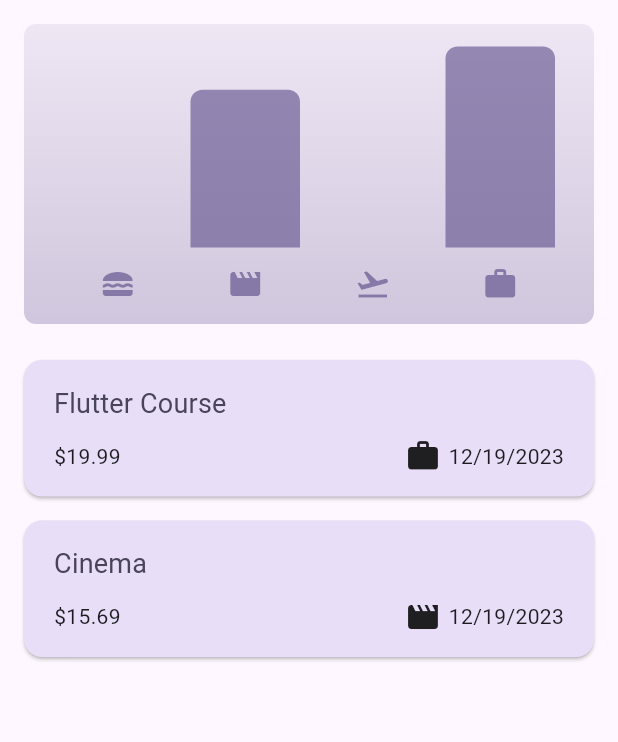
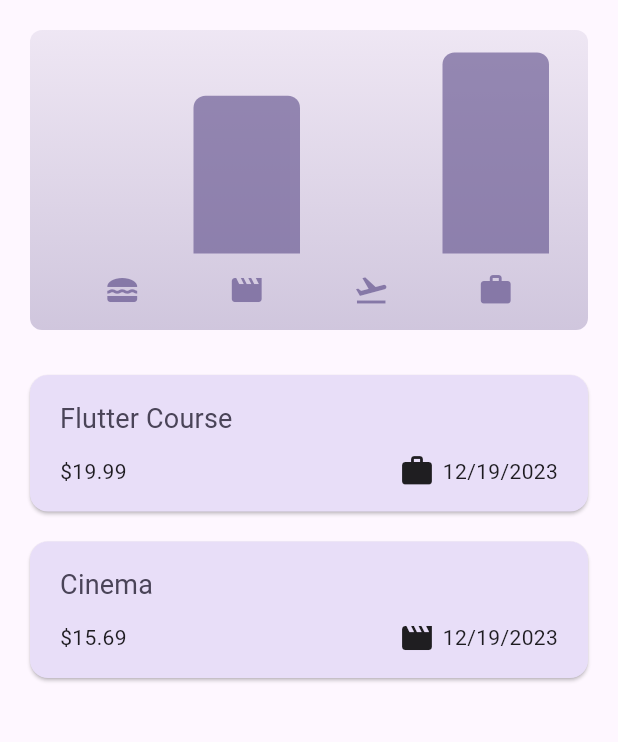
Before and after one commit to fszabi/flutter_expenses_app, a Flutter app: the screen it shows after launch, on a phone screen of 412 x 824 dp, the part 84-826 px from its top. Run offline on Flutter 3.47's test engine with Material 3 defaults, Android fonts, the phone set to English and light mode, and no system bars.

Commit message:
theming finished, app finished

```diff
--- a/lib/main.dart
+++ b/lib/main.dart
@@ -24,10 +24,6 @@ void main() {
         colorScheme: kDarkColorScheme,
         cardTheme: const CardTheme().copyWith(
           color: kDarkColorScheme.secondaryContainer,
-          margin: const EdgeInsets.symmetric(
-            horizontal: 16,
-            vertical: 8,
-          ),
         ),
         elevatedButtonTheme: ElevatedButtonThemeData(
           style: ElevatedButton.styleFrom(
@@ -59,10 +55,6 @@ void main() {
         ),
         cardTheme: const CardTheme().copyWith(
           color: kColorScheme.secondaryContainer,
-          margin: const EdgeInsets.symmetric(
-            horizontal: 16,
-            vertical: 8,
-          ),
         ),
         elevatedButtonTheme: ElevatedButtonThemeData(
           style: ElevatedButton.styleFrom(
--- a/lib/widgets/chart/chart.dart
+++ b/lib/widgets/chart/chart.dart
@@ -30,10 +30,13 @@ class Chart extends StatelessWidget {
 
   @override
   Widget build(BuildContext context) {
+    final width = MediaQuery.of(context).size.width;
     final isDarkMode =
         MediaQuery.of(context).platformBrightness == Brightness.dark;
     return Container(
-      margin: const EdgeInsets.all(16),
+      margin: width < 600
+          ? const EdgeInsets.fromLTRB(20, 0, 20, 30)
+          : const EdgeInsets.fromLTRB(20, 0, 30, 0),
       padding: const EdgeInsets.symmetric(
         vertical: 15,
         horizontal: 20,
--- a/lib/widgets/expenses.dart
+++ b/lib/widgets/expenses.dart
@@ -94,15 +94,21 @@ class _ExpensesState extends State<Expenses> {
         ],
       ),
       body: width < 600
-          ? Column(
+          ? Container(
+              margin: const EdgeInsets.symmetric(horizontal: 0, vertical: 20),
+              child: Column(
                 children: [
                   Chart(expenses: _registeredExpenses),
                   Expanded(
                     child: mainContent,
                   ),
                 ],
+              ),
             )
-          : Row(
+          : Container(
+              margin: const EdgeInsets.symmetric(horizontal: 0, vertical: 20),
+              child: Row(
+                crossAxisAlignment: CrossAxisAlignment.start,
                 children: [
                   Expanded(
                     child: Chart(expenses: _registeredExpenses),
@@ -112,6 +118,7 @@ class _ExpensesState extends State<Expenses> {
                   ),
                 ],
               ),
+            ),
     );
   }
 }
--- a/lib/widgets/expenses_list/expense_item.dart
+++ b/lib/widgets/expenses_list/expense_item.dart
@@ -8,7 +8,12 @@ class ExpenseItem extends StatelessWidget {
 
   @override
   Widget build(BuildContext context) {
+    final width = MediaQuery.of(context).size.width;
+
     return Card(
+      margin: width < 600
+          ? const EdgeInsets.fromLTRB(20, 0, 20, 20)
+          : const EdgeInsets.fromLTRB(0, 0, 20, 20),
       child: Padding(
         padding: const EdgeInsets.symmetric(
           vertical: 15,
--- a/lib/widgets/expenses_list/expenses_list.dart
+++ b/lib/widgets/expenses_list/expenses_list.dart
@@ -19,9 +19,7 @@ class ExpensesList extends StatelessWidget {
       itemBuilder: (ctx, index) => Dismissible(
         background: Container(
           color: Theme.of(context).colorScheme.error.withOpacity(0.75),
-          margin: EdgeInsets.symmetric(
-            horizontal: Theme.of(context).cardTheme.margin!.horizontal,
-          ),
+          margin: const EdgeInsets.fromLTRB(20, 0, 20, 20),
         ),
         key: ValueKey(expenses[index]),
         onDismissed: (direction) {
```
Lines whose indentation alone changed are shown as unchanged.
